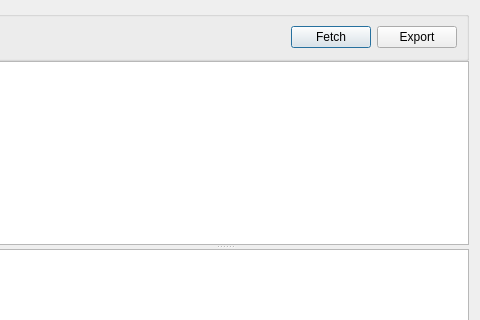
Old version of the form charts/cash_flow_statement/cashflowstatementdialog.ui in the repository ytxerp/ytx-client; both pictures show x 523 to 1003 and y 0 to 320 of the 1003 by 632 pixel window.
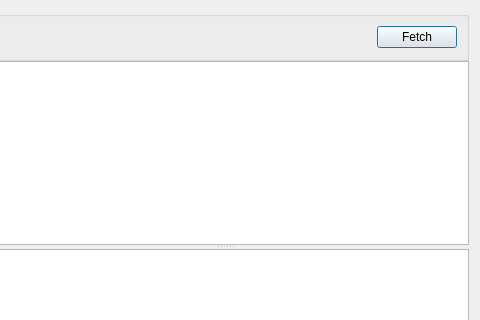
New version of the form. Custom widgets are drawn as their Qt base class.

Commit message: Remove Unimplement Export QPushButton

Diff of the .ui file:
```diff
--- a/charts/cash_flow_statement/cashflowstatementdialog.ui
+++ b/charts/cash_flow_statement/cashflowstatementdialog.ui
@@ -67,13 +67,6 @@
         </property>
        </widget>
       </item>
-      <item>
-       <widget class="QPushButton" name="pushButtonExport">
-        <property name="text">
-         <string>Export</string>
-        </property>
-       </widget>
-      </item>
      </layout>
     </widget>
    </item>
```
The commit also changes 2 other files.
